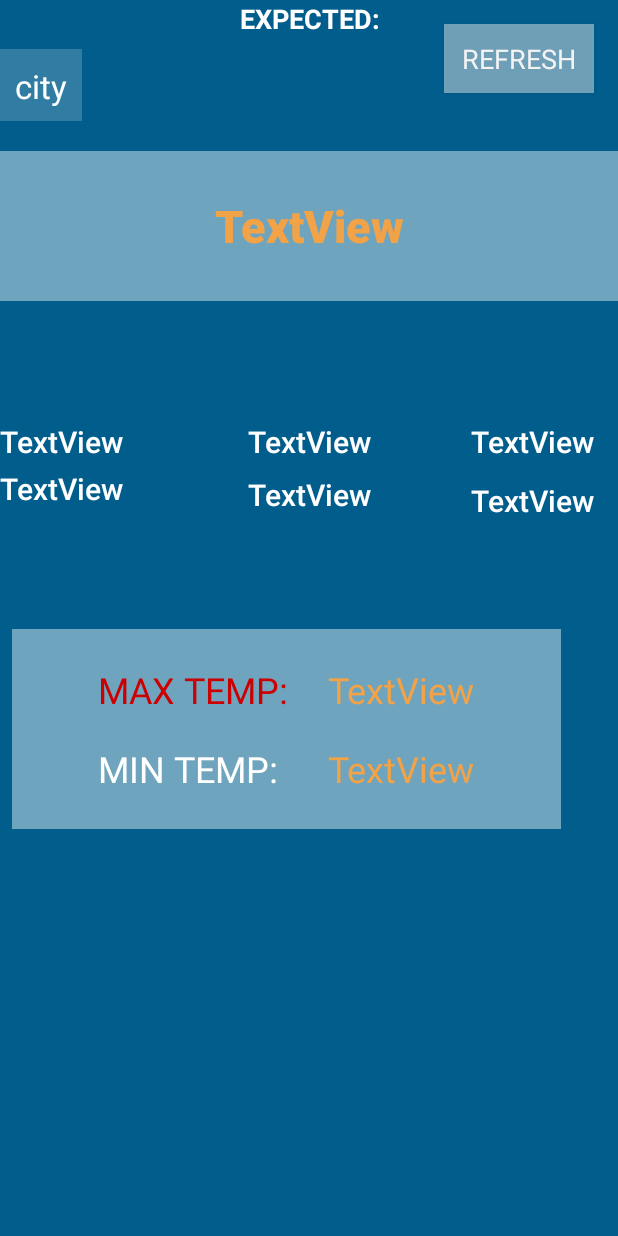
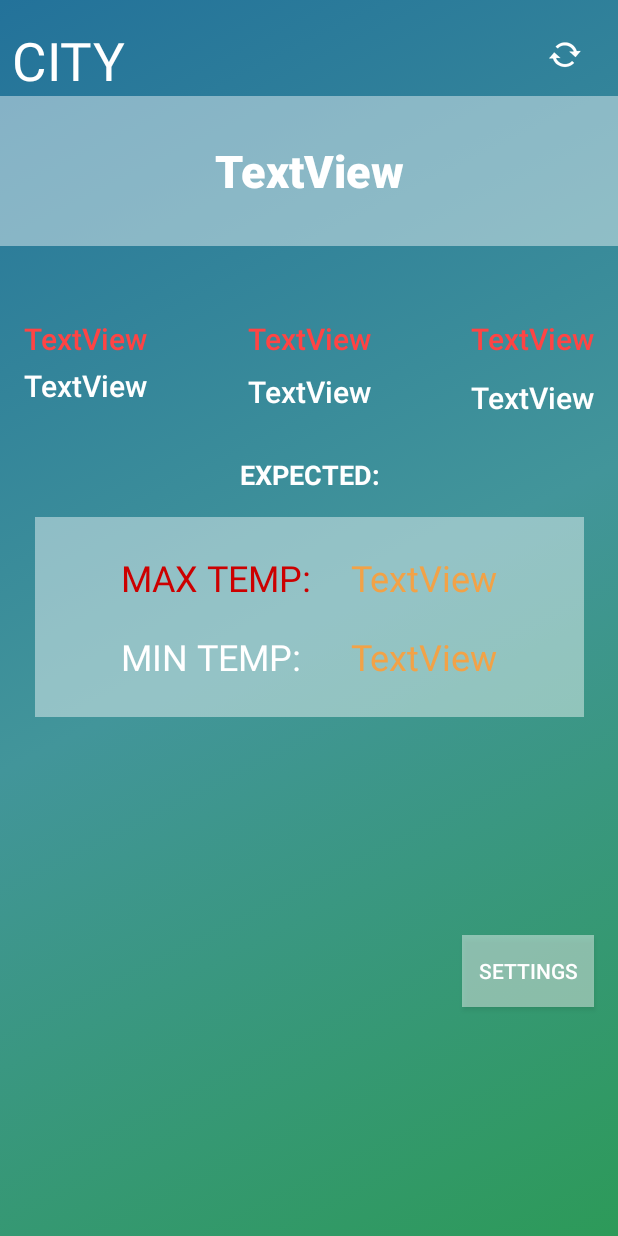
Before and after one commit to GionaFossati/WeatherCompare-Android-APP, an Android app: the layout activity_main.xml on its own in the app's theme, with its tools: preview values and no code run, on a phone screen of 412 x 824 dp. Run offline under Robolectric (Android 15) with nearby library versions, the phone set to English and light mode, and no system bars.

Commit message:
0.0.9
Developed Settings methods and implemented SharedPreferences for saving the favourite city.

```diff
--- a/app/src/main/java/com/wc/giona/weathercompare/CityPreference.java
+++ b/app/src/main/java/com/wc/giona/weathercompare/CityPreference.java
@@ -2,10 +2,6 @@ package com.wc.giona.weathercompare;
 
 import android.app.Activity;
 import android.content.SharedPreferences;
-
-/**
- * Created by Giona on 03/11/2017.
- */
 
 public class CityPreference {
     SharedPreferences prefs;
--- a/app/src/main/java/com/wc/giona/weathercompare/RemoteFetchWu.java
+++ b/app/src/main/java/com/wc/giona/weathercompare/RemoteFetchWu.java
@@ -32,7 +32,7 @@ public class RemoteFetchWu {
         }
         String wu[];
         wu = extractInfo(data);
-        wu[0] = getCurrentJSONwu("verona");
+        wu[0] = getCurrentJSONwu(city);
         String[] check = wu;
         return wu;
 
--- /dev/null
+++ b/app/src/main/res/drawable/gradient.xml
@@ -0,0 +1,12 @@
+<?xml version="1.0" encoding="utf-8"?>
+<selector xmlns:android="http://schemas.android.com/apk/res/android">
+    <item>
+        <shape>
+            <gradient
+                android:startColor="#ff2d9a59"
+                android:centerColor="#ff42959a"
+                android:endColor="#ff23729a"
+                android:angle="135"/>
+        </shape>
+    </item>
+</selector>
--- a/app/src/main/res/layout/activity_main.xml
+++ b/app/src/main/res/layout/activity_main.xml
@@ -7,38 +7,41 @@
     android:layout_width="match_parent"
     android:layout_height="match_parent"
     android:addStatesFromChildren="false"
-    android:background="@color/backgroundColor"
+    android:background="@drawable/gradient"
     tools:context="com.wc.giona.weathercompare.MainActivity">
 
 
     <TextView
         android:id="@+id/city_field"
         android:layout_width="wrap_content"
-        android:layout_height="wrap_content"
+        android:layout_height="56dp"
+        android:layout_marginStart="8dp"
         android:layout_marginTop="8dp"
-        android:background="@color/colorPrimaryDark"
-        android:backgroundTint="@color/colorPrimaryDark"
+        android:autoSizeMaxTextSize="65sp"
+        android:autoSizeMinTextSize="35sp"
+        android:elegantTextHeight="false"
         android:foregroundGravity="bottom"
+        android:gravity="bottom"
         android:maxHeight="@android:dimen/app_icon_size"
-        android:padding="10dp"
+        android:minHeight="55dp"
         android:textAppearance="@android:style/TextAppearance.DeviceDefault.Large"
         android:textColor="@android:color/background_light"
-        app:layout_constraintTop_toBottomOf="@+id/expText"
-        tools:layout_editor_absoluteX="155dp"
-        tools:text="city" />
+        android:textSize="35sp"
+        app:layout_constraintStart_toStartOf="parent"
+        app:layout_constraintTop_toTopOf="parent"
+        tools:text="CITY" />
 
     <TextView
         android:id="@+id/currentTemp"
         android:layout_width="0dp"
         android:layout_height="100dp"
-        android:layout_marginTop="20dp"
         android:background="@color/colorPrimaryDark"
         android:gravity="center"
         android:minHeight="150dp"
         android:text="TextView"
         android:textAlignment="center"
         android:textAppearance="@style/TextAppearance.AppCompat.SearchResult.Title"
-        android:textColor="@color/TEXTORANGE"
+        android:textColor="@android:color/background_light"
         android:textSize="30sp"
         android:textStyle="bold"
         app:layout_constraintEnd_toEndOf="parent"
@@ -48,51 +51,33 @@
         app:layout_constraintStart_toStartOf="parent"
         app:layout_constraintTop_toBottomOf="@+id/city_field" />
 
-    <Button
-        android:id="@+id/refreshButton"
-        style="@android:style/Widget.Holo.Button"
-        android:layout_width="100dp"
-        android:layout_height="46dp"
-        android:layout_marginRight="16dp"
-        android:layout_marginTop="16dp"
-        android:background="@color/colorPrimaryDark"
-        android:elevation="17dp"
-        android:text="REFRESH"
-        android:textAppearance="@style/TextAppearance.AppCompat.Medium.Inverse"
-        app:layout_constraintRight_toRightOf="parent"
-        app:layout_constraintTop_toTopOf="parent"
-        tools:text="@string/refresh" />
-
     <TextView
         android:id="@+id/expText"
         android:layout_width="wrap_content"
         android:layout_height="wrap_content"
         android:layout_marginEnd="8dp"
         android:layout_marginStart="8dp"
-        android:layout_marginTop="32dp"
+        android:layout_marginTop="16dp"
         android:text="EXPECTED:"
         android:textAlignment="center"
         android:textColor="@android:color/background_light"
         android:textSize="18sp"
         android:textStyle="bold"
         app:layout_constraintEnd_toEndOf="parent"
-        app:layout_constraintLeft_toLeftOf="parent"
-        app:layout_constraintRight_toRightOf="parent"
         app:layout_constraintStart_toStartOf="parent"
-        app:layout_constraintTop_toBottomOf="@+id/min2" />
+        app:layout_constraintTop_toBottomOf="@+id/constraintLayout3" />
 
     <android.support.constraint.ConstraintLayout
         android:id="@+id/MinMaxLayout"
         android:layout_width="366dp"
         android:layout_height="wrap_content"
-        android:layout_marginBottom="8dp"
+        android:layout_marginEnd="8dp"
         android:layout_marginStart="8dp"
+        android:layout_marginTop="16dp"
         android:background="@color/colorPrimaryDark"
-        app:layout_constraintBottom_toBottomOf="parent"
-        app:layout_constraintRight_toRightOf="parent"
+        app:layout_constraintEnd_toEndOf="parent"
         app:layout_constraintStart_toStartOf="parent"
-        app:layout_constraintTop_toBottomOf="@+id/constraintLayout3"
-        app:layout_constraintVertical_bias="0.193">
+        app:layout_constraintTop_toBottomOf="@+id/expText">
 
         <TextView
             android:id="@+id/maxTemp"
@@ -150,7 +135,7 @@
         android:id="@+id/constraintLayout3"
         android:layout_width="0dp"
         android:layout_height="92dp"
-        android:layout_marginTop="64dp"
+        android:layout_marginTop="32dp"
         app:layout_constraintEnd_toEndOf="parent"
         app:layout_constraintLeft_toLeftOf="parent"
         app:layout_constraintRight_toRightOf="parent"
@@ -166,7 +151,7 @@
             android:text="TextView"
             android:textAlignment="center"
             android:textAppearance="@style/TextAppearance.AppCompat.SearchResult.Title"
-            android:textColor="@android:color/background_light"
+            android:textColor="@android:color/holo_red_light"
             app:layout_constraintRight_toRightOf="parent"
             app:layout_constraintTop_toTopOf="parent" />
 
@@ -190,10 +175,11 @@
             android:id="@+id/max1"
             android:layout_width="wrap_content"
             android:layout_height="wrap_content"
+            android:layout_marginStart="16dp"
             android:text="TextView"
             android:textAlignment="center"
             android:textAppearance="@style/TextAppearance.AppCompat.SearchResult.Title"
-            android:textColor="@android:color/background_light"
+            android:textColor="@android:color/holo_red_light"
             app:layout_constraintBaseline_toBaselineOf="@+id/max2"
             app:layout_constraintStart_toStartOf="parent" />
 
@@ -204,7 +190,7 @@
             android:text="TextView"
             android:textAlignment="center"
             android:textAppearance="@style/TextAppearance.AppCompat.SearchResult.Title"
-            android:textColor="@android:color/background_light"
+            android:textColor="@android:color/holo_red_light"
             app:layout_constraintBaseline_toBaselineOf="@+id/max3"
             app:layout_constraintLeft_toLeftOf="parent"
             app:layout_constraintRight_toRightOf="parent" />
@@ -240,5 +226,33 @@
             app:layout_constraintTop_toBottomOf="@+id/max2" />
     </android.support.constraint.ConstraintLayout>
 
+    <Button
+        android:id="@+id/settings"
+        style="@android:style/Widget.Material.Light.Button.Toggle"
+        android:layout_width="wrap_content"
+        android:layout_height="wrap_content"
+        android:layout_marginBottom="16dp"
+        android:layout_marginEnd="16dp"
+        android:layout_marginTop="8dp"
+        android:background="@color/colorPrimaryDark"
+
+        android:text="Settings"
+        app:layout_constraintBottom_toBottomOf="parent"
+        app:layout_constraintEnd_toEndOf="parent"
+        app:layout_constraintTop_toBottomOf="@+id/MinMaxLayout" />
+
+    <ImageButton
+        android:id="@+id/imageButtonRefresh"
+        android:layout_width="39dp"
+        android:layout_height="38dp"
+        android:layout_marginBottom="8dp"
+        android:layout_marginRight="16dp"
+        android:layout_marginTop="16dp"
+        android:background="@android:color/transparent"
+        app:layout_constraintBottom_toTopOf="@+id/currentTemp"
+        app:layout_constraintRight_toRightOf="parent"
+        app:layout_constraintTop_toTopOf="parent"
+        app:srcCompat="@android:drawable/stat_notify_sync" />
+
 
 </android.support.constraint.ConstraintLayout>
```
Also changed, not shown: app/src/main/AndroidManifest.xml (+6 -3 lines), app/src/main/java/com/wc/giona/weathercompare/MainActivity.java (+45 -19 lines), app/src/main/java/com/wc/giona/weathercompare/RemoteFetchOwm.java (+2 -6 lines), app/src/main/java/com/wc/giona/weathercompare/Settings.java (+44 -3 lines), app/src/main/res/layout/settings.xml (+5 -3 lines).
